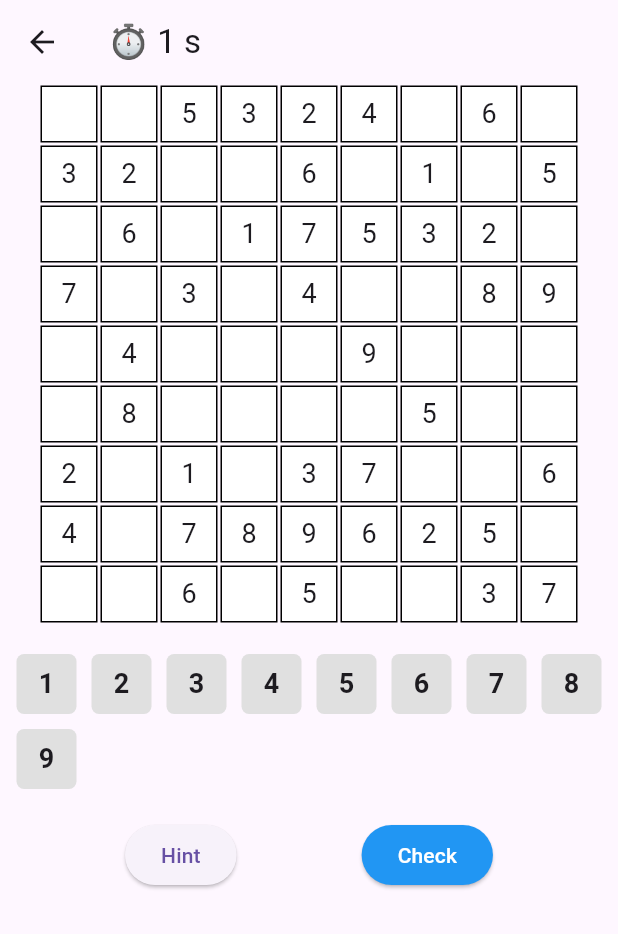
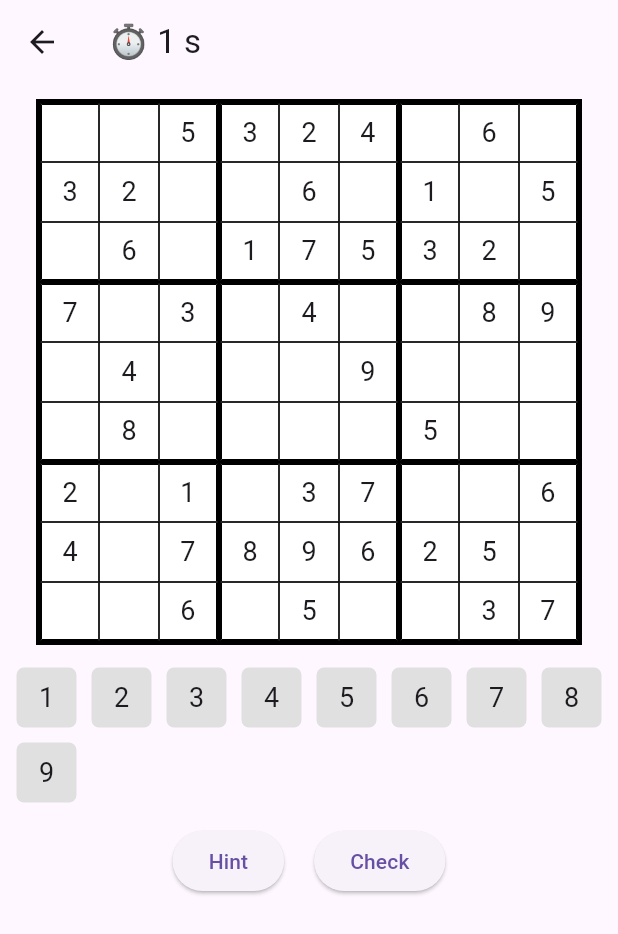
Before and after one commit to nguyenduycbhn-cmyk/gamesudoku, a Flutter app: the screen it shows once a user with an empty profile is signed in, after a tap on "Dễ", on a phone screen of 412 x 824 dp. Shown: the top 934 px of the screen. Run offline on Flutter 3.47's test engine with Material 3 defaults, Android fonts, the light colour scheme and no system bars; our stand-ins replace cloud_firestore, firebase_auth, firebase_core; accounts and stored records are empty; network calls fail.

Commit message:
fix: history crash + leaderboard realtime

```diff
--- a/lib/main.dart
+++ b/lib/main.dart
@@ -114,8 +114,7 @@ class _RegisterState extends State<RegisterScreen> {
         password: pass.text.trim(),
       );
       await user.user!.updateDisplayName(name.text.trim());
-      if (!mounted) return;
-      Navigator.pop(context);
+      if (mounted) Navigator.pop(context);
     } catch (e) {
       show("Lỗi đăng ký");
     }
@@ -149,16 +148,15 @@ class _RegisterState extends State<RegisterScreen> {
 class HomeScreen extends StatelessWidget {
   const HomeScreen({super.key});
 
-  // Widget hiển thị 3 nút chế độ trên cùng 1 hàng
   Widget modeBtn(BuildContext context, String text, int level, Color color) {
     return Expanded(
       child: Padding(
         padding: const EdgeInsets.symmetric(horizontal: 4),
         child: ElevatedButton(
           style: ElevatedButton.styleFrom(
-            backgroundColor: color.withValues(alpha: 0.15), // Nền nhạt
-            foregroundColor: color, // Màu chữ
-            elevation: 0, // Bỏ đổ bóng cho giống thiết kế phẳng
+            backgroundColor: color.withValues(alpha: 0.15),
+            foregroundColor: color,
+            elevation: 0,
             shape: RoundedRectangleBorder(
               borderRadius: BorderRadius.circular(20),
             ),
@@ -178,7 +176,6 @@ class HomeScreen extends StatelessWidget {
     );
   }
 
-  // Widget custom cho các nút bên dưới
   Widget menuBtn({required IconData icon, required String text, required VoidCallback onTap}) {
     return Padding(
       padding: const EdgeInsets.symmetric(vertical: 8),
@@ -189,20 +186,20 @@ class HomeScreen extends StatelessWidget {
           width: double.infinity,
           height: 60,
           decoration: BoxDecoration(
-            color: const Color(0xFFF3EDF7), // Màu nền tím nhạt giống ảnh
+            color: const Color(0xFFF3EDF7),
             borderRadius: BorderRadius.circular(30),
             border: Border.all(color: const Color(0xFFE6E0E9), width: 1.5),
           ),
           child: Row(
             mainAxisAlignment: MainAxisAlignment.center,
             children: [
-              Icon(icon, color: const Color(0xFF6750A4), size: 20), // Icon tím
+              Icon(icon, color: const Color(0xFF6750A4), size: 20),
               const SizedBox(width: 8),
               Text(
                 text,
                 style: const TextStyle(
                   fontSize: 16,
-                  color: Color(0xFF6750A4), // Chữ tím
+                  color: Color(0xFF6750A4),
                   fontWeight: FontWeight.w500,
                 ),
               ),
@@ -216,7 +213,7 @@ class HomeScreen extends StatelessWidget {
   @override
   Widget build(BuildContext context) {
     return Scaffold(
-      backgroundColor: const Color(0xFFFEF7FF), // Màu nền app hơi ám hồng nhẹ
+      backgroundColor: const Color(0xFFFEF7FF),
       appBar: AppBar(
         backgroundColor: Colors.transparent,
         elevation: 0,
@@ -235,7 +232,6 @@ class HomeScreen extends StatelessWidget {
         padding: const EdgeInsets.symmetric(horizontal: 20, vertical: 10),
         child: Column(
           children: [
-            // --- KHU VỰC CHỌN CHẾ ĐỘ ---
             Container(
               padding: const EdgeInsets.all(16),
               decoration: BoxDecoration(
@@ -272,17 +268,7 @@ class HomeScreen extends StatelessWidget {
                 ],
               ),
             ),
-
             const SizedBox(height: 10),
-
-            // --- CÁC NÚT MENU CÒN LẠI ---
-            menuBtn(
-              icon: Icons.timer_outlined,
-              text: "Thời gian",
-              onTap: () {
-                ScaffoldMessenger.of(context).showSnackBar(const SnackBar(content: Text("Tính năng đang phát triển")));
-              },
-            ),
             menuBtn(
               icon: Icons.emoji_events_outlined,
               text: "Bảng xếp hạng",
@@ -294,9 +280,10 @@ class HomeScreen extends StatelessWidget {
             menuBtn(
               icon: Icons.history_edu,
               text: "Lịch sử",
-              onTap: () {
-                ScaffoldMessenger.of(context).showSnackBar(const SnackBar(content: Text("Tính năng đang phát triển")));
-              },
+              onTap: () => Navigator.push(
+                context,
+                MaterialPageRoute(builder: (_) => const HistoryScreen()),
+              ),
             ),
           ],
         ),
@@ -305,10 +292,53 @@ class HomeScreen extends StatelessWidget {
   }
 }
 
+// ================= HISTORY =================
+
+class HistoryScreen extends StatelessWidget {
+  const HistoryScreen({super.key});
+
+  @override
+  Widget build(BuildContext context) {
+    return Scaffold(
+      appBar: AppBar(title: const Text("Lịch sử chơi")),
+      body: StreamBuilder(
+        stream: FirebaseFirestore.instance
+            .collection("history")
+            .orderBy("created", descending: true)
+            .snapshots(),
+        builder: (_, snap) {
+          if (!snap.hasData) return const Center(child: CircularProgressIndicator());
+          final docs = snap.data!.docs;
+          if (docs.isEmpty) return const Center(child: Text("Chưa có lịch sử"));
+
+          return ListView.builder(
+            itemCount: docs.length,
+            itemBuilder: (_, i) {
+              final d = docs[i];
+              return Card(
+                margin: const EdgeInsets.symmetric(horizontal: 12, vertical: 6),
+                child: ListTile(
+                  leading: const Icon(Icons.history),
+                  title: Text(d["name"] ?? "Anonymous"),
+                  subtitle: Text("Chế độ: ${d["level"] ?? "Không rõ"}"),
+                  trailing: Text(
+                    "${d["time"]}s",
+                    style: const TextStyle(color: Colors.green, fontWeight: FontWeight.bold),
+                  ),
+                ),
+              );
+            },
+          );
+        },
+      ),
+    );
+  }
+}
+
 // ================= GAME =================
 
 class GameScreen extends StatefulWidget {
-  final int level; // số ô trống
+  final int level;
   const GameScreen({super.key, required this.level});
 
   @override
@@ -318,7 +348,6 @@ class GameScreen extends StatefulWidget {
 class _GameState extends State<GameScreen> {
   List<List<int>> board = [];
   List<List<int>> solution = [];
-
   int row = -1, col = -1;
   int time = 0;
   Timer? timer;
@@ -326,14 +355,12 @@ class _GameState extends State<GameScreen> {
   @override
   void initState() {
     super.initState();
-    generate(); // Tạo game mới (phòng trường hợp không có save file)
-    loadGame(); // 🔥 LOAD GAME KHI MỞ
-
+    generate();
+    loadGame();
     timer = Timer.periodic(const Duration(seconds: 1), (_) {
+      if (mounted) {
         setState(() => time++);
-      // Auto save mỗi 5 giây để tránh quá tải Firebase Write (vượt giới hạn miễn phí)
-      if (time % 5 == 0) {
-        saveGame();
+        if (time % 5 == 0) saveGame();
       }
     });
   }
@@ -344,51 +371,28 @@ class _GameState extends State<GameScreen> {
     super.dispose();
   }
 
-  // =========================
-  // 💾 SAVE GAME
-  // =========================
   Future<void> saveGame() async {
     final user = FirebaseAuth.instance.currentUser;
     if (user == null) return;
-
-    await FirebaseFirestore.instance
-        .collection("game_states")
-        .doc(user.uid)
-        .set({
-      "grid": board.map((r) => r.toList()).toList(), // Lưu bảng đang chơi
-      "solution": solution.map((r) => r.toList()).toList(), // Lưu đáp án
+    await FirebaseFirestore.instance.collection("game_states").doc(user.uid).set({
+      "grid": board,
+      "solution": solution,
       "time": time,
       "level": widget.level,
     });
   }
 
-  // =========================
-  // 📥 LOAD GAME
-  // =========================
   Future<void> loadGame() async {
     final user = FirebaseAuth.instance.currentUser;
     if (user == null) return;
-
-    final doc = await FirebaseFirestore.instance
-        .collection("game_states")
-        .doc(user.uid)
-        .get();
-
+    final doc = await FirebaseFirestore.instance.collection("game_states").doc(user.uid).get();
     if (!doc.exists) return;
-
     final data = doc.data()!;
-
-    // Nếu game đang lưu có mức độ giống mức độ người chơi vừa chọn thì mới load
     if (data["level"] == widget.level) {
       setState(() {
         time = data["time"] ?? 0;
-        List gridData = data["grid"];
-        List solData = data["solution"];
-
-        for (int i = 0; i < 9; i++) {
-          board[i] = List<int>.from(gridData[i]);
-          solution[i] = List<int>.from(solData[i]);
-        }
+        board = (data["grid"] as List).map((r) => List<int>.from(r)).toList();
+        solution = (data["solution"] as List).map((r) => List<int>.from(r)).toList();
       });
     }
   }
@@ -396,13 +400,10 @@ class _GameState extends State<GameScreen> {
   void generate() {
     solution = generateSolved();
     board = solution.map((r) => [...r]).toList();
-
     final rand = Random();
     int remove = widget.level;
-
     while (remove > 0) {
-      int r = rand.nextInt(9);
-      int c = rand.nextInt(9);
+      int r = rand.nextInt(9), c = rand.nextInt(9);
       if (board[r][c] != 0) {
         board[r][c] = 0;
         remove--;
@@ -412,14 +413,10 @@ class _GameState extends State<GameScreen> {
 
   List<List<int>> generateSolved() {
     List<List<int>> grid = List.generate(9, (_) => List.filled(9, 0));
-
     bool solve(int r, int c) {
       if (r == 9) return true;
-      int nr = c == 8 ? r + 1 : r;
-      int nc = (c + 1) % 9;
-
+      int nr = c == 8 ? r + 1 : r, nc = (c + 1) % 9;
       List nums = List.generate(9, (i) => i + 1)..shuffle();
-
       for (int n in nums) {
         if (isValid(grid, r, c, n)) {
           grid[r][c] = n;
@@ -429,31 +426,37 @@ class _GameState extends State<GameScreen> {
       }
       return false;
     }
-
     solve(0, 0);
     return grid;
   }
 
   bool isValid(List<List<int>> g, int r, int c, int n) {
     for (int i = 0; i < 9; i++) {
-      if (g[r][i] == n || g[i][c] == n) return false;
+      if (g[r][i] == n || g[i][c] == n) {
+        return false;
       }
+    }
+
     int br = (r ~/ 3) * 3, bc = (c ~/ 3) * 3;
+
     for (int i = 0; i < 3; i++) {
       for (int j = 0; j < 3; j++) {
-        if (g[br + i][bc + j] == n) return false;
+        if (g[br + i][bc + j] == n) {
+          return false;
         }
       }
+    }
+
     return true;
   }
 
-  bool wrong(int r, int c) =>
-      board[r][c] != 0 && board[r][c] != solution[r][c];
+
+  bool wrong(int r, int c) => board[r][c] != 0 && board[r][c] != solution[r][c];
 
   void input(int n) {
     if (row == -1) return;
     setState(() => board[row][col] = n);
-    saveGame(); // Lưu ngay khi người dùng điền số
+    saveGame();
   }
 
   void hint() {
@@ -461,96 +464,133 @@ class _GameState extends State<GameScreen> {
     setState(() => board[row][col] = solution[row][col]);
   }
 
-  // =========================
-  // ✅ CHECK WIN VÀ SAVE LEADERBOARD
-  // =========================
   Future<void> submit() async {
     bool correct = true;
-
     for (int i = 0; i < 9; i++) {
       for (int j = 0; j < 9; j++) {
-        if (board[i][j] != solution[i][j]) {
-          correct = false;
+        if (board[i][j] != solution[i][j]) correct = false;
       }
     }
-    }
-
     if (correct) {
       timer?.cancel();
-
       final user = FirebaseAuth.instance.currentUser;
-
-      // Lưu vào Leaderboard
+      String levelText = widget.level == 40 ? "Dễ" : widget.level == 50 ? "Trung bình" : "Khó";
       await FirebaseFirestore.instance.collection("history").add({
         "name": user?.displayName ?? "Anonymous",
         "time": time,
-        "created": DateTime.now()
+        "level": levelText,
       });
-
-      // 🧹 Xoá save khi thắng
-      if (user != null) {
-        await FirebaseFirestore.instance
-            .collection("game_states")
-            .doc(user.uid)
-            .delete();
-      }
-      if (!mounted) return;
+      if (user != null) await FirebaseFirestore.instance.collection("game_states").doc(user.uid).delete();
+      if (mounted) {
         showDialog(
           context: context,
           barrierDismissible: false,
           builder: (_) => AlertDialog(
-          title: const Text("🎉 Bạn đã thắng!"),
-          content: Text("Thời gian: $time giây"),
-          actions: [
-            TextButton(
-              onPressed: () {
-                Navigator.pop(context); // Đóng Dialog
-                Navigator.pop(context); // Quay về Home
-              },
-              child: const Text("OK"),
+            title: const Text("🎉 Thắng!"),
+            content: Text("Time: $time s"),
+            actions: [TextButton(onPressed: () { Navigator.pop(context); Navigator.pop(context); }, child: const Text("OK"))],
+          ),
+        );
+      }
+    } else {
+      ScaffoldMessenger.of(context).showSnackBar(const SnackBar(content: Text("Sai rồi!")));
+    }
+  }
+
+  Widget cell(int r, int c) {
+    bool selected = r == row && c == col;
+    return GestureDetector(
+      onTap: () => setState(() { row = r; col = c; }),
+      child: Container(
+        width: 40, height: 40,
+        alignment: Alignment.center,
+        decoration: BoxDecoration(
+          color: selected ? Colors.blue.shade100 : wrong(r, c) ? Colors.red.shade200 : Colors.white,
+          border: Border(
+            top: BorderSide(width: r % 3 == 0 ? 2 : 0.5),
+            left: BorderSide(width: c % 3 == 0 ? 2 : 0.5),
+            right: BorderSide(width: (c + 1) % 3 == 0 ? 2 : 0.5),
+            bottom: BorderSide(width: (r + 1) % 3 == 0 ? 2 : 0.5),
+          ),
+        ),
+        child: Text(board[r][c] == 0 ? "" : board[r][c].toString(), style: const TextStyle(fontSize: 18)),
+      ),
+    );
+  }
+
+  @override
+  Widget build(BuildContext context) {
+    return Scaffold(
+      appBar: AppBar(title: Text("⏱ $time s")),
+      body: SingleChildScrollView(
+        child: Column(
+          children: [
+            Container(
+              margin: const EdgeInsets.all(10),
+              padding: const EdgeInsets.all(2),
+              color: Colors.black,
+              child: Column(
+                children: List.generate(9, (i) => Row(
+                  mainAxisSize: MainAxisSize.min,
+                  children: List.generate(9, (j) => cell(i, j)),
+                )),
+              ),
+            ),
+            Wrap(
+              children: List.generate(9, (i) => GestureDetector(
+                onTap: () => input(i + 1),
+                child: Container(
+                  margin: const EdgeInsets.all(5),
+                  width: 40, height: 40,
+                  alignment: Alignment.center,
+                  decoration: BoxDecoration(color: Colors.grey.shade300, borderRadius: BorderRadius.circular(5)),
+                  child: Text("${i + 1}", style: const TextStyle(fontSize: 18)),
+                ),
+              )),
+            ),
+            const SizedBox(height: 10),
+            Row(
+              mainAxisAlignment: MainAxisAlignment.center,
+              children: [
+                ElevatedButton(onPressed: hint, child: const Text("Hint")),
+                const SizedBox(width: 20),
+                ElevatedButton(onPressed: submit, child: const Text("Check")),
+              ],
             )
           ],
         ),
-      );
-    } else {
-      ScaffoldMessenger.of(context).showSnackBar(
-        const SnackBar(content: Text("Chưa đúng hoặc chưa điền đủ, thử lại!")),
+      ),
     );
   }
 }
 
-  // =========================
-  // UI (GIỮ NGUYÊN GRID CỦA BẠN)
-  // =========================
-  Widget cell(int r, int c) {
-    bool selected = r == row && c == col;
+// ================= LEADERBOARD =================
 
-    return GestureDetector(
-      onTap: () => setState(() {
-        if (board[r][c] == 0 || wrong(r, c)) { // Cho phép sửa nếu ô trống hoặc bị sai
-          row = r;
-          col = c;
+class Leaderboard extends StatefulWidget {
+  const Leaderboard({super.key});
+
+  @override
+  State<Leaderboard> createState() => _LeaderboardState();
 }
-      }),
-      child: Container(
-        margin: const EdgeInsets.all(1),
-        width: 38,
-        height: 38,
-        alignment: Alignment.center,
-        decoration: BoxDecoration(
-          color: selected
-              ? Colors.blue.shade100
-              : wrong(r, c)
-              ? Colors.red.shade200
-              : Colors.white,
-          border: Border.all(),
+
+class _LeaderboardState extends State<Leaderboard> {
+  String selectedLevel = "Dễ";
+
+  Widget filterBtn(String text) {
+    bool selected = selectedLevel == text;
+
+    return Expanded(
+      child: Padding(
+        padding: const EdgeInsets.symmetric(horizontal: 4),
+        child: ElevatedButton(
+          style: ElevatedButton.styleFrom(
+            backgroundColor: selected ? Colors.blue : Colors.grey.shade300,
+            foregroundColor: selected ? Colors.white : Colors.black,
           ),
-        child: Text(
-          board[r][c] == 0 ? "" : board[r][c].toString(),
-          style: TextStyle(
-              fontSize: 18,
-              fontWeight: wrong(r, c) || (board[r][c] != 0 && board[r][c] == solution[r][c] && !selected) ? FontWeight.normal : FontWeight.bold
-          ),
+          onPressed: () {
+            setState(() => selectedLevel = text);
+          },
+          child: Text(text),
         ),
       ),
     );
@@ -559,80 +599,82 @@ class _GameState extends State<GameScreen> {
   @override
   Widget build(BuildContext context) {
     return Scaffold(
-      appBar: AppBar(title: Text("⏱ $time s")),
+      appBar: AppBar(title: const Text("Leaderboard")),
       body: Column(
         children: [
-          ...List.generate(9, (i) => Row(
-            mainAxisAlignment: MainAxisAlignment.center,
-            children: List.generate(9, (j) => cell(i, j)),
-          )),
-          const SizedBox(height: 15),
-          Wrap(
-            children: List.generate(9, (i) => GestureDetector(
-              onTap: () => input(i + 1),
-              child: Container(
-                margin: const EdgeInsets.all(5),
-                width: 40,
-                height: 40,
-                alignment: Alignment.center,
-                decoration: BoxDecoration(
-                    color: Colors.grey.shade300,
-                    borderRadius: BorderRadius.circular(5)
+          const SizedBox(height: 10),
+
+          // FILTER
+          Row(
+            children: [
+              filterBtn("Dễ"),
+              filterBtn("Trung bình"),
+              filterBtn("Khó"),
+            ],
           ),
-                child: Text("${i + 1}", style: const TextStyle(fontSize: 18, fontWeight: FontWeight.bold)),
+
+          const SizedBox(height: 10),
+
+          // REALTIME DATA
+          Expanded(
+            child: StreamBuilder<QuerySnapshot>(
+              stream: FirebaseFirestore.instance
+                  .collection("history")
+                  .orderBy("time")
+                  .snapshots(),
+              builder: (_, snap) {
+                if (snap.connectionState == ConnectionState.waiting) {
+                  return const Center(child: CircularProgressIndicator());
+                }
+
+                if (!snap.hasData || snap.data!.docs.isEmpty) {
+                  return const Center(child: Text("Chưa có dữ liệu"));
+                }
+
+                final docs = snap.data!.docs;
+
+                // ✅ lọc theo level
+                final filtered = docs.where((doc) {
+                  final data = doc.data() as Map<String, dynamic>;
+                  return data["level"] == selectedLevel;
+                }).toList();
+
+                if (filtered.isEmpty) {
+                  return const Center(child: Text("Không có dữ liệu phù hợp"));
+                }
+
+                return ListView.builder(
+                  itemCount: filtered.length,
+                  itemBuilder: (_, i) {
+                    final raw = filtered[i].data() as Map<String, dynamic>;
+
+                    String name = raw["name"] ?? "Anonymous";
+                    String level = raw["level"] ?? "Không rõ";
+                    int time = raw["time"] ?? 0;
+
+                    return ListTile(
+                      leading: Text(
+                        "#${i + 1}",
+                        style: const TextStyle(
+                            fontSize: 18, fontWeight: FontWeight.bold),
                       ),
-            )),
+                      title: Text(name),
+                      subtitle: Text("Chế độ: $level"),
+                      trailing: Text(
+                        "${time}s",
+                        style: const TextStyle(
+                          color: Colors.green,
+                          fontWeight: FontWeight.bold,
                         ),
-          const SizedBox(height: 15),
-          Row(
-            mainAxisAlignment: MainAxisAlignment.spaceEvenly,
-            children: [
-              ElevatedButton(onPressed: hint, child: const Text("Hint")),
-              ElevatedButton(
-                  style: ElevatedButton.styleFrom(backgroundColor: Colors.blue, foregroundColor: Colors.white),
-                  onPressed: submit,
-                  child: const Text("Check")
                       ),
-            ],
+                    );
+                  },
+                );
+              },
+            ),
           )
         ],
       ),
     );
   }
 }
-
-// ================= LEADERBOARD =================
-
-class Leaderboard extends StatelessWidget {
-  const Leaderboard({super.key});
-
-  @override
-  Widget build(BuildContext context) {
-    return Scaffold(
-      appBar: AppBar(title: const Text("Leaderboard")),
-      body: StreamBuilder(
-        stream: FirebaseFirestore.instance
-            .collection("history")
-            .orderBy("time")
-            .snapshots(),
-        builder: (_, snap) {
-          if (!snap.hasData) return const Center(child: CircularProgressIndicator());
-          final docs = snap.data!.docs;
-          if (docs.isEmpty) return const Center(child: Text("Chưa có ai hoàn thành"));
-
-          return ListView.builder(
-            itemCount: docs.length,
-            itemBuilder: (_, i) {
-              final d = docs[i];
-              return ListTile(
-                leading: Text("#${i + 1}", style: const TextStyle(fontSize: 18, fontWeight: FontWeight.bold)),
-                title: Text(d["name"] ?? "Anonymous"),
-                trailing: Text("${d["time"]}s", style: const TextStyle(fontSize: 16, color: Colors.green)),
-              );
-            },
-          );
-        },
-      ),
-    );
-  }
-}
```
Lines whose indentation alone changed are shown as unchanged.
